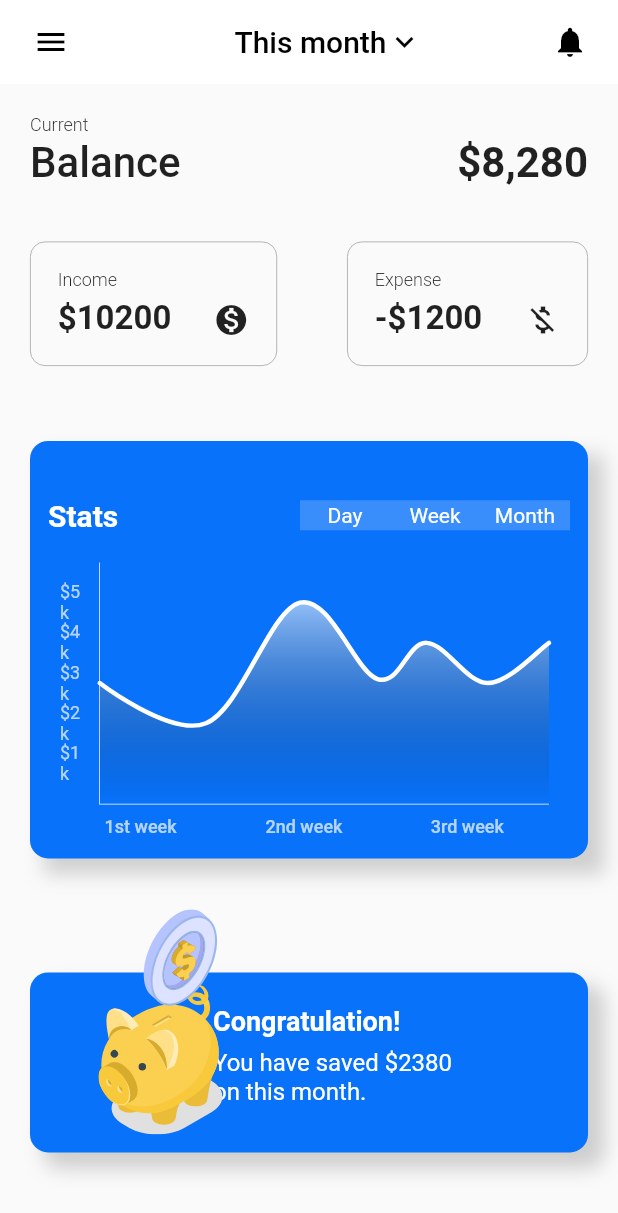
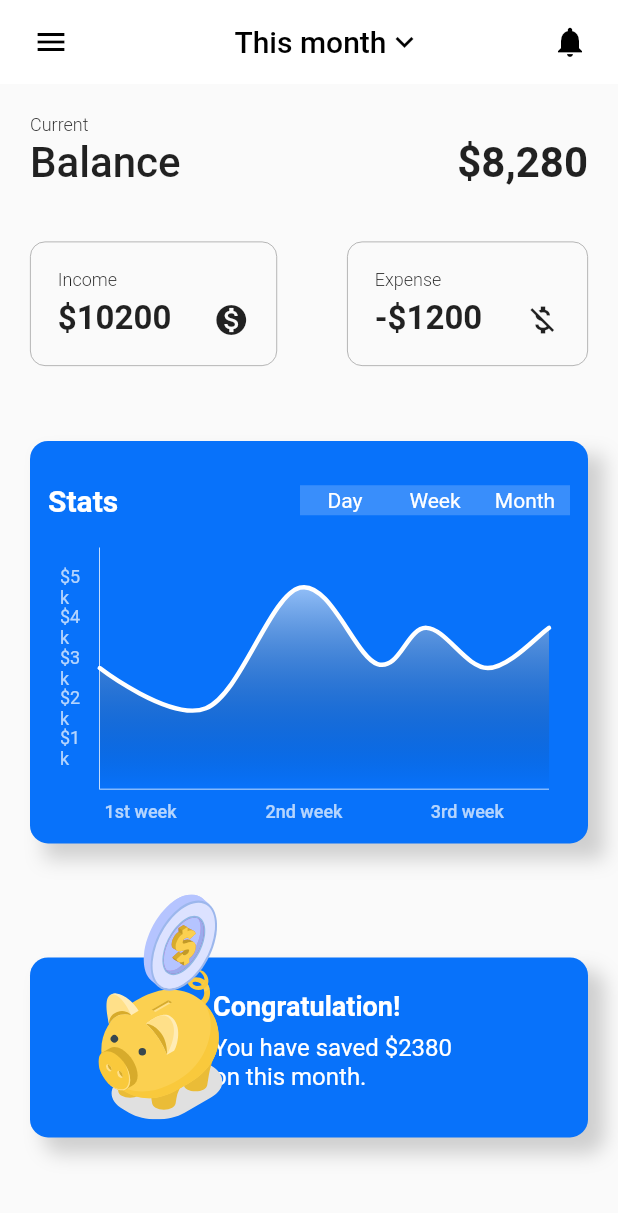
Before and after one commit to MarTevoL/finance-tracker-ui, a Flutter app: the screen it shows after launch, on a phone screen of 412 x 824 dp. Shown: the top 1213 px of the screen. Run offline on Flutter 3.47's test engine with Material 2 defaults, Android fonts, the phone set to English and light mode, and no system bars; drawn by our look-alikes of fl_chart; our stand-ins replace flutter_svg, percent_indicator.

Commit message:
Add bottom_banner class, percent_indicator widget

```diff
--- /dev/null
+++ b/lib/bottom_banner.dart
@@ -0,0 +1,120 @@
+import 'package:flutter/material.dart';
+import 'package:flutter_svg/flutter_svg.dart';
+import 'package:percent_indicator/percent_indicator.dart';
+
+enum BannerType {
+  congrat,
+  warning,
+}
+
+class BottomBanner extends StatelessWidget {
+  const BottomBanner(
+      {Key key, this.money, this.imageUrl, this.type, this.percent})
+      : super(key: key);
+  final int money;
+  final String imageUrl;
+  final BannerType type;
+  final double percent;
+
+  @override
+  Widget build(BuildContext context) {
+    return Container(
+      margin: EdgeInsets.only(top: 26.0),
+      child: Stack(
+        overflow: Overflow.visible,
+        children: <Widget>[
+          Container(
+            width: double.infinity,
+            height: 120.0,
+            padding: EdgeInsets.all(12.0),
+            decoration: BoxDecoration(
+              color: Color(0xff0872FA),
+              borderRadius: BorderRadius.circular(12.0),
+              boxShadow: [
+                BoxShadow(
+                    color: Colors.grey[500].withAlpha(120),
+                    offset: Offset(10, 10),
+                    spreadRadius: 1.0,
+                    blurRadius: 10.0),
+              ],
+            ),
+            child: Padding(
+              padding: EdgeInsets.only(left: 110.0, top: 10.0),
+              child: Column(
+                crossAxisAlignment: CrossAxisAlignment.start,
+                children: <Widget>[
+                  type == BannerType.congrat
+                      ? Text(
+                          'Congratulation!',
+                          style: TextStyle(
+                            color: Colors.white,
+                            fontSize: 18.0,
+                            fontWeight: FontWeight.bold,
+                          ),
+                        )
+                      : Container(
+                          padding: EdgeInsets.symmetric(
+                              horizontal: 10.0, vertical: 3.0),
+                          decoration: BoxDecoration(
+                              borderRadius: BorderRadius.circular(
+                                12.0,
+                              ),
+                              color: Colors.white),
+                          child: Text(
+                            'Warning!',
+                            style: TextStyle(color: Colors.redAccent),
+                          ),
+                        ),
+                  SizedBox(
+                    height: 8.0,
+                  ),
+                  type == BannerType.congrat
+                      ? Text(
+                          'You have saved \$$money \non this month.',
+                          style: TextStyle(
+                            color: Colors.white,
+                            fontSize: 16.0,
+                            fontWeight: FontWeight.normal,
+                          ),
+                        )
+                      : Text(
+                          'You spend $money% on your\nmonthly financial plan.',
+                          style: TextStyle(
+                            color: Colors.white,
+                            fontSize: 16.0,
+                            fontWeight: FontWeight.normal,
+                          ),
+                        ),
+                ],
+              ),
+            ),
+          ),
+          Positioned(
+            left: 12.0,
+            bottom: 12.0,
+            child: Container(
+              child: type == BannerType.congrat
+                  ? SvgPicture.asset(
+                      imageUrl,
+                      height: 150.0,
+                      width: 150.0,
+                    )
+                  : CircularPercentIndicator(
+                      radius: 90.0,
+                      lineWidth: 10.0,
+                      percent: percent,
+                      center: Text(
+                        '${(percent * 100).floor()}%',
+                        style: TextStyle(color: Colors.white, fontSize: 18.0),
+                      ),
+                      progressColor: Colors.yellowAccent,
+                      backgroundColor: Colors.white.withAlpha(60),
+                      circularStrokeCap: CircularStrokeCap.round,
+                    ),
+            ),
+          )
+        ],
+      ),
+    );
+  }
+}
--- a/lib/home_page.dart
+++ b/lib/home_page.dart
@@ -1,5 +1,7 @@
+import 'package:finance_tracker_ui/bottom_banner.dart';
 import 'package:finance_tracker_ui/income_expense_card.dart';
 import 'package:finance_tracker_ui/line_chart_sample.dart';
+import 'package:finance_tracker_ui/stats_page.dart';
 import 'package:flutter/material.dart';
 import 'package:flutter_svg/svg.dart';
 
@@ -9,7 +11,6 @@ class HomePage extends StatefulWidget {
 }
 
 class _HomePageState extends State<HomePage> {
-  int _moneySaved = 2380;
   @override
   Widget build(BuildContext context) {
     return Scaffold(
@@ -65,9 +66,17 @@ class _HomePageState extends State<HomePage> {
                 ),
               ],
             ),
-            Container(
-              margin: EdgeInsets.symmetric(vertical: 50.0),
-              child: LineChartSample2(),
+            SizedBox(height: 50.0),
+            Hero(
+              tag: 'stats_page',
+              child: Container(
+                child: LineChartSample2(
+                  onTap: () {
+                    Navigator.of(context).push(
+                      MaterialPageRoute(builder: (context) => StatsPage()),
+                    );
+                  },
+                ),
                 decoration: BoxDecoration(
                   boxShadow: [
                     BoxShadow(
@@ -78,68 +87,13 @@ class _HomePageState extends State<HomePage> {
                   ],
                 ),
               ),
-            Container(
-              margin: EdgeInsets.only(top: 26.0),
-              child: Stack(
-                overflow: Overflow.visible,
-                children: <Widget>[
-                  Container(
-                    width: double.infinity,
-                    height: 120.0,
-                    padding: EdgeInsets.all(12.0),
-                    decoration: BoxDecoration(
-                      color: Color(0xff0872FA),
-                      borderRadius: BorderRadius.circular(12.0),
-                      boxShadow: [
-                        BoxShadow(
-                            color: Colors.grey[500].withAlpha(120),
-                            offset: Offset(10, 10),
-                            spreadRadius: 1.0,
-                            blurRadius: 10.0),
-                      ],
             ),
-                    child: Padding(
-                      padding: EdgeInsets.only(left: 110.0, top: 10.0),
-                      child: Column(
-                        crossAxisAlignment: CrossAxisAlignment.start,
-                        children: <Widget>[
-                          Text(
-                            'Congratulation!',
-                            style: TextStyle(
-                              color: Colors.white,
-                              fontSize: 18.0,
-                              fontWeight: FontWeight.bold,
+            SizedBox(height: 50.0),
+            BottomBanner(
+              money: 2380,
+              imageUrl: 'images/coin_pig.svg',
+              type: BannerType.congrat,
             ),
-                          ),
-                          SizedBox(
-                            height: 8.0,
-                          ),
-                          Text(
-                            'You have saved \$$_moneySaved \non this month.',
-                            style: TextStyle(
-                              color: Colors.white,
-                              fontSize: 16.0,
-                              fontWeight: FontWeight.normal,
-                            ),
-                          ),
-                        ],
-                      ),
-                    ),
-                  ),
-                  Positioned(
-                    left: 12.0,
-                    bottom: 12.0,
-                    child: Container(
-                      child: SvgPicture.asset(
-                        'images/coin_pig.svg',
-                        height: 150.0,
-                        width: 150.0,
-                      ),
-                    ),
-                  ),
-                ],
-              ),
-            )
           ],
         ),
       ),
--- a/lib/line_chart_sample.dart
+++ b/lib/line_chart_sample.dart
@@ -2,6 +2,9 @@ import 'package:fl_chart/fl_chart.dart';
 import 'package:flutter/material.dart';
 
 class LineChartSample2 extends StatefulWidget {
+  const LineChartSample2({Key key, this.onTap}) : super(key: key);
+  final VoidCallback onTap;
+
   @override
   _LineChartSample2State createState() => _LineChartSample2State();
 }
@@ -14,10 +17,11 @@ class _LineChartSample2State extends State<LineChartSample2> {
 
   @override
   Widget build(BuildContext context) {
-    return Container(
-      decoration: BoxDecoration(
-          color: Color(0xff0872FA), borderRadius: BorderRadius.circular(12.0)),
-      padding: EdgeInsets.only(top: 30.0),
+    return Material(
+      shape: RoundedRectangleBorder(borderRadius: BorderRadius.circular(12.0)),
+      color: Color(0xff0872FA),
+      child: Padding(
+        padding: EdgeInsets.only(top: 20.0),
         child: Column(
           children: <Widget>[
             Padding(
@@ -27,13 +31,17 @@ class _LineChartSample2State extends State<LineChartSample2> {
                 children: <Widget>[
                   Flexible(
                     flex: 1,
+                    child: InkWell(
+                      onTap: widget.onTap,
                       child: Text(
                         'Stats',
                         style: TextStyle(
                             color: Colors.white,
                             fontSize: 20.0,
                             fontWeight: FontWeight.bold),
-                    )),
+                      ),
+                    ),
+                  ),
                   Flexible(
                     flex: 2,
                     child: Row(
@@ -51,7 +59,7 @@ class _LineChartSample2State extends State<LineChartSample2> {
             AspectRatio(
               aspectRatio: 16 / 9,
               child: Padding(
-              padding: const EdgeInsets.only(
+                padding: EdgeInsets.only(
                     right: 26.0, left: 20.0, top: 12.0, bottom: 12),
                 child: LineChart(
                   mainData(),
@@ -59,6 +67,7 @@ class _LineChartSample2State extends State<LineChartSample2> {
               ),
             ),
           ],
+        ),
       ),
     );
   }
--- a/pubspec.yaml
+++ b/pubspec.yaml
@@ -25,6 +25,7 @@ dependencies:
     sdk: flutter
   fl_chart: ^0.10.1
   flutter_svg: ^0.17.4
+  percent_indicator: ^2.1.5
 
   # The following adds the Cupertino Icons font to your application.
   # Use with the CupertinoIcons class for iOS style icons.
```
Also changed, not shown: lib/stats_page.dart (added, +69 -0 lines), lib/stats_page_tab_section.dart (added, +171 -0 lines), pubspec.lock. Lines whose indentation alone changed are shown as unchanged.
